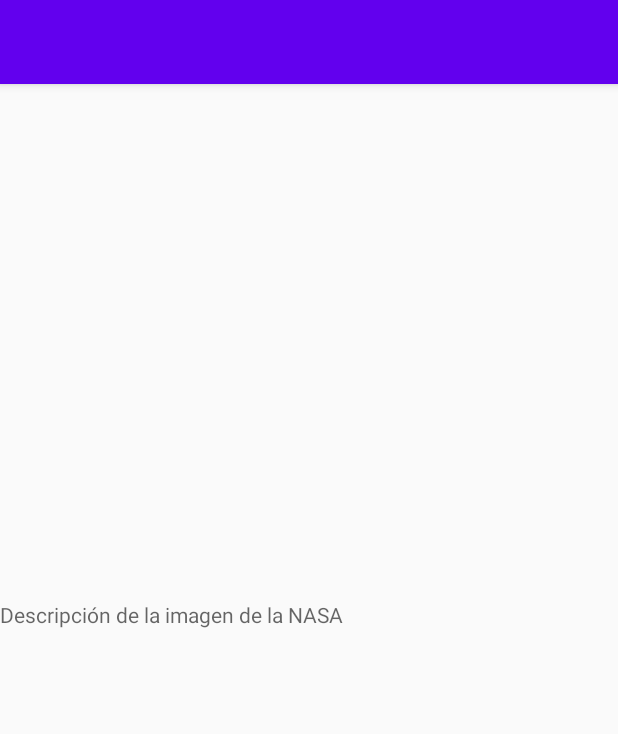
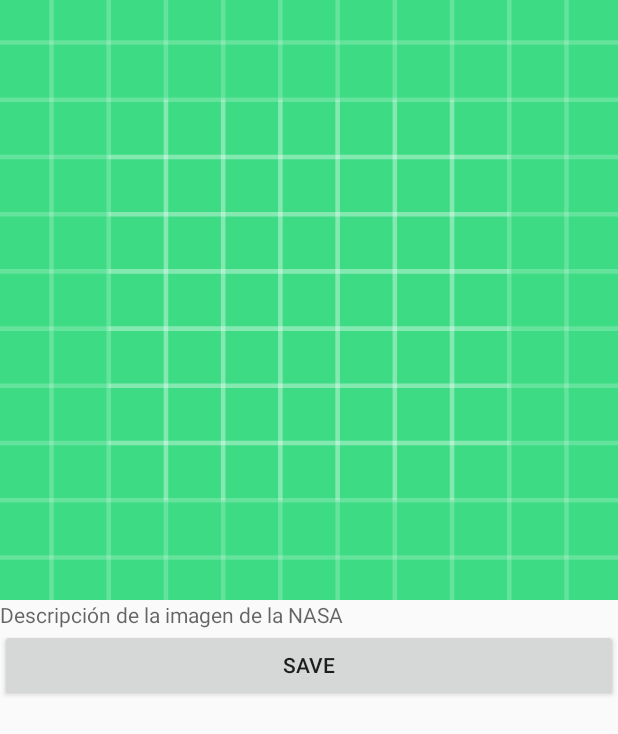
Before and after one commit to Rigonpa/ApodApp, an Android app: the layout activity_detail.xml on its own in the app's theme, with its tools: preview values and no code run, on a phone screen of 412 x 824 dp. Shown: the top 734 px of the screen. Run offline under Robolectric (Android 15) with nearby library versions, the phone set to English and light mode, and no system bars.

Commit message:
Room database and retrofit working on detail activity

```diff
--- a/app/src/main/AndroidManifest.xml
+++ b/app/src/main/AndroidManifest.xml
@@ -3,6 +3,9 @@
     package="com.example.apodapp">
 
     <uses-permission android:name="android.permission.INTERNET" />
+    <uses-permission android:name="android.permission.ACCESS_NETWORK_STATE"/>
+    <uses-permission android:name="android.permission.READ_EXTERNAL_STORAGE" />
+    <uses-permission android:name="android.permission.WRITE_EXTERNAL_STORAGE" />
 
     <application
         android:allowBackup="true"
@@ -11,7 +14,7 @@
         android:roundIcon="@mipmap/ic_launcher_round"
         android:supportsRtl="true"
         android:theme="@style/AppTheme">
-        <activity android:name=".detail.DetailActivity"></activity>
+        <activity android:name=".detail.DetailActivity" />
         <activity
             android:name=".main.MainActivity"
             android:label="@string/app_name"
--- a/app/src/main/java/com/example/apodapp/data/network/ApodApi.kt
+++ b/app/src/main/java/com/example/apodapp/data/remote/ApodApi.kt
@@ -1,4 +1,4 @@
-package com.example.apodapp.data.network
+package com.example.apodapp.data.remote
 
 
 import com.example.apodapp.data.model.ApodResponse
@@ -11,5 +11,5 @@ interface ApodApi {
 
     @GET("planetary/apod")
     @Headers("Content-Type: application/json")
-    fun getApod(@Query("api-key") apiKey: String) : Call<ApodResponse>
+    fun getApod(@Query("api_key") apiKey: String) : Call<ApodResponse>
 }
--- a/app/src/main/java/com/example/apodapp/data/network/ApodService.kt
+++ b/app/src/main/java/com/example/apodapp/data/remote/ApodService.kt
@@ -1,4 +1,4 @@
-package com.example.apodapp.data.network
+package com.example.apodapp.data.remote
 
 import retrofit2.Response
 import retrofit2.Retrofit
--- a/app/src/main/res/layout/activity_detail.xml
+++ b/app/src/main/res/layout/activity_detail.xml
@@ -6,37 +6,37 @@
     android:layout_height="match_parent"
     tools:context=".detail.DetailActivity">
 
-    <com.google.android.material.appbar.AppBarLayout
+    <ScrollView
         android:layout_width="match_parent"
-        android:layout_height="wrap_content"
-        android:theme="@style/AppTheme.AppBarOverlay">
-
-        <androidx.appcompat.widget.Toolbar
-            android:id="@+id/toolbar"
-            android:layout_width="match_parent"
-            android:layout_height="?attr/actionBarSize"
-            android:background="?attr/colorPrimary"
-            app:popupTheme="@style/AppTheme.PopupOverlay" />
-
-    </com.google.android.material.appbar.AppBarLayout>
+        android:layout_height="match_parent" >
 
         <LinearLayout
             android:layout_width="match_parent"
-        android:layout_height="match_parent"
+            android:layout_height="wrap_content"
             android:orientation="vertical">
 
             <ImageView
                 android:id="@+id/detailImageView"
                 android:layout_width="match_parent"
-            android:layout_height="400dp" />
+                android:layout_height="400dp"
+                android:contentDescription="@null"
+                android:scaleType="centerCrop"
+                android:src="@drawable/ic_launcher_background" />
 
             <TextView
                 android:id="@+id/detailTextView"
-            android:hint="@string/detailTextHint"
                 android:layout_width="match_parent"
-            android:layout_height="wrap_content" />
+                android:layout_height="wrap_content"
+                android:hint="@string/detailTextHint" />
 
-
+            <Button
+                android:id="@+id/detailSaveApod"
+                android:layout_width="match_parent"
+                android:layout_height="wrap_content"
+                android:padding="10dp"
+                android:text="Save" />
         </LinearLayout>
 
+    </ScrollView>
+
 </androidx.coordinatorlayout.widget.CoordinatorLayout>
```
Also changed, not shown: app/build.gradle (+18 -5 lines), app/src/main/java/com/example/apodapp/data/local/ApodDao.kt (added, +16 -0 lines), app/src/main/java/com/example/apodapp/data/local/ApodRoomDatabase.kt (added, +34 -0 lines), app/src/main/java/com/example/apodapp/data/model/ApodResponse.kt (+10 -3 lines), app/src/main/java/com/example/apodapp/detail/DetailActivity.kt (+45 -4 lines), app/src/main/java/com/example/apodapp/detail/DetailViewModel.kt (+8 -2 lines), app/src/main/java/com/example/apodapp/main/MainActivity.kt (+9 -0 lines), app/src/main/java/com/example/apodapp/main/MainAdapter.kt (+17 -6 lines), app/src/main/java/com/example/apodapp/main/MainFragment.kt (+28 -8 lines), app/src/main/java/com/example/apodapp/main/MainViewModel.kt (added, +12 -0 lines), app/src/main/java/com/example/apodapp/utils/CustomViewModelFactory.kt (+10 -2 lines). Lines whose indentation alone changed are shown as unchanged.
